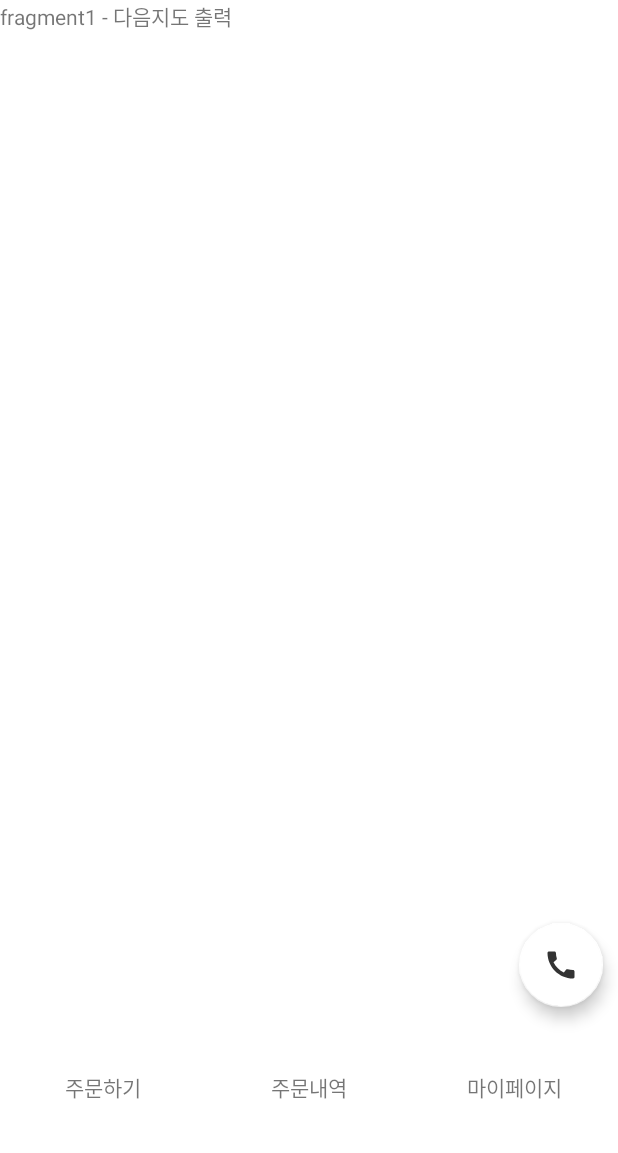
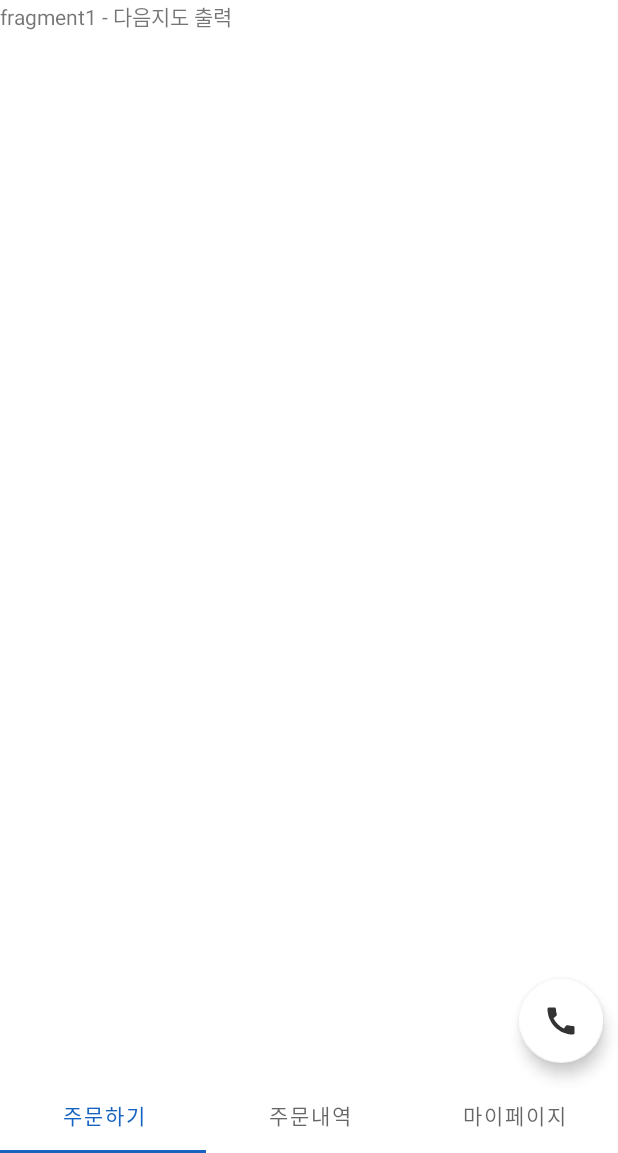
Before and after one commit to hyeyoon98/Market, an Android app: the screen it shows after launch (MainActivity), on a phone screen of 412 x 824 dp, the part 83-1236 px from its top. Run offline under Robolectric (Android 15) with nearby library versions, the phone set to English and light mode, and no system bars.

Commit message:
화면슬라이드 추가

```diff
--- a/app/build.gradle
+++ b/app/build.gradle
@@ -35,7 +35,6 @@ android {
 
 dependencies {
 
-
     implementation 'com.squareup.retrofit2:converter-gson:2.6.2'
     implementation 'com.squareup.retrofit2:retrofit:2.6.2'
     implementation 'com.google.code.gson:gson:2.8.5'
--- a/app/src/main/AndroidManifest.xml
+++ b/app/src/main/AndroidManifest.xml
@@ -19,6 +19,9 @@
                 <category android:name="android.intent.category.LAUNCHER" />
             </intent-filter>
         </activity>
+        <activity android:name=".OrderActivity"/>
+        <activity android:name=".MyPageActivity"/>
+        <activity android:name=".OrderHistoryActivity"/>
     </application>
 
 </manifest>
--- a/app/src/main/java/com/example/market/MainActivity.java
+++ b/app/src/main/java/com/example/market/MainActivity.java
@@ -5,47 +5,161 @@ import androidx.annotation.Nullable;
 import androidx.appcompat.app.AlertDialog;
 import androidx.appcompat.app.AppCompatActivity;
 import androidx.core.app.ActivityCompat;
-import androidx.core.content.ContextCompat;
-import androidx.databinding.DataBindingUtil;
-import androidx.fragment.app.FragmentActivity;
-import androidx.fragment.app.FragmentManager;
 import androidx.fragment.app.FragmentTransaction;
+import androidx.viewpager.widget.ViewPager;
 
 import android.Manifest;
-import android.app.Activity;
-import android.content.Context;
+import android.annotation.TargetApi;
 import android.content.DialogInterface;
 import android.content.Intent;
 import android.content.pm.PackageManager;
 import android.net.Uri;
+import android.os.Build;
 import android.os.Bundle;
 import android.provider.Settings;
-import android.view.LayoutInflater;
 import android.view.View;
-import android.view.ViewGroup;
-import android.widget.Button;
 import android.widget.LinearLayout;
-import android.widget.Toast;
 
+import com.example.market.fragment.FragmentAdapter;
 import com.example.market.fragment.MyPageFragment;
 import com.example.market.fragment.OrderFragment;
 import com.example.market.fragment.OrderHistoryFragment;
 import com.google.android.material.floatingactionbutton.FloatingActionButton;
+import com.google.android.material.tabs.TabLayout;
+
+import java.util.ArrayList;
+
+import static com.example.market.fragment.FragmentAdapter.PAGE_POSITION;
 
 public class MainActivity extends AppCompatActivity {
 
     private final int MY_PERMISSIONS_REQUEST_CALL_PHONE = 1000;
     FloatingActionButton fab;
-    MainActivity activity;
+    private TabLayout tabLayout;
+    private ArrayList <String> tabNames = new ArrayList<>();
+
 
     @Override
     protected void onCreate(Bundle savedInstanceState) {
         super.onCreate(savedInstanceState);
         setContentView(R.layout.activity_main);
 
-        //int permissionCheck = ContextCompat.checkSelfPermission(this, Manifest.permission.CALL_PHONE);
+        loadTabName();
+        setTabLayout();
+        setViewPager();
+        setCallButton();
 
         //플로팅 버튼 (권한 설정)
+
+
+/*        //fragment 설정
+        FragmentTransaction fragmentTransaction = getSupportFragmentManager().beginTransaction();
+        fragmentTransaction.add(R.id.frame, OrderFragment.newInstance()).commit();
+
+        //하단바 버튼
+        LinearLayout btn_order = (LinearLayout) findViewById(R.id.order);
+        LinearLayout btn_orderHistory = (LinearLayout)findViewById(R.id.orderHistory);
+        LinearLayout btn_myPage = (LinearLayout)findViewById(R.id.myPage);
+
+        btn_order.setOnClickListener(new View.OnClickListener() {
+            @Override
+            public void onClick(View v) {
+                FragmentTransaction transaction = getSupportFragmentManager().beginTransaction();
+                OrderFragment orderFragment = new OrderFragment();
+                transaction.replace(R.id.frame, orderFragment);
+                transaction.commit();
+                Intent intentOrder = new Intent(MainActivity.this, OrderActivity.class);
+                startActivity(intentOrder);
+            }
+        });
+
+        btn_orderHistory.setOnClickListener(new View.OnClickListener() {
+            @Override
+            public void onClick(View v) {
+                FragmentTransaction transaction = getSupportFragmentManager().beginTransaction();
+                OrderHistoryFragment orderHistoryFragment = new OrderHistoryFragment();
+                transaction.replace(R.id.frame, orderHistoryFragment);
+                transaction.commit();
+
+            }
+        });
+
+        btn_myPage.setOnClickListener(new View.OnClickListener() {
+            @Override
+            public void onClick(View v) {
+                FragmentTransaction transaction = getSupportFragmentManager().beginTransaction();
+                MyPageFragment myPageFragment = new MyPageFragment();
+                transaction.replace(R.id.frame, myPageFragment);
+                transaction.commit();
+            }
+        });
+*/
+    }
+
+    public void onRequestPermissionsResult(int requestCode, String permission[], int[] grantResults){
+        switch (requestCode){
+            case MY_PERMISSIONS_REQUEST_CALL_PHONE:
+                if (grantResults.length >0 && grantResults[0] == PackageManager.PERMISSION_GRANTED){
+
+                } else {
+                    AlertDialog.Builder alertDialog = new AlertDialog.Builder(this);
+                    alertDialog.setTitle("앱 권한");
+                    alertDialog.setMessage("해당 앱의 원활할 기능을 이용하시려면 애플리케이션 정보 > 권한에서 모든 권한을 허용해 주십시오.");
+                    alertDialog.setPositiveButton("권한설정", new DialogInterface.OnClickListener() {
+                        @Override
+                        public void onClick(DialogInterface dialog, int which) {
+                            Intent intent2 = new Intent(Settings.ACTION_APPLICATION_DETAILS_SETTINGS).setData(Uri.parse("package:"+getApplicationContext().getPackageName()));
+                            startActivity(intent2);
+                            dialog.cancel();
+                        }
+                    });
+                    alertDialog.setNegativeButton("취소", new DialogInterface.OnClickListener() {
+                        @Override
+                        public void onClick(DialogInterface dialog, int which) {
+                            dialog.cancel();
+                        }
+                    });
+                    alertDialog.show();
+                }
+                return;
+       }
+    }
+
+    @TargetApi(Build.VERSION_CODES.N)
+    private void setTabLayout(){
+        tabLayout = findViewById(R.id.tab);
+        tabNames.stream().forEach(name ->tabLayout.addTab(tabLayout.newTab().setText(name)));
+    }
+
+    private void loadTabName(){
+        tabNames.add("주문하기");
+        tabNames.add("주문내역");
+        tabNames.add("마이페이지");
+    }
+
+    private void setViewPager() {
+        FragmentAdapter adapter = new FragmentAdapter(getSupportFragmentManager(), PAGE_POSITION);
+        ViewPager viewPager = findViewById(R.id.viewPager);
+        viewPager.setAdapter(adapter);
+        viewPager.addOnPageChangeListener(new TabLayout.TabLayoutOnPageChangeListener(tabLayout));
+        tabLayout.addOnTabSelectedListener(new TabLayout.OnTabSelectedListener() {
+            @Override
+            public void onTabSelected(TabLayout.Tab tab) {
+                viewPager.setCurrentItem(tab.getPosition());
+            }
+            @Override
+            public void onTabUnselected(TabLayout.Tab tab) {
+
+            }
+
+            @Override
+            public void onTabReselected(TabLayout.Tab tab) {
+
+            }
+        });
+    }
+
+    private void setCallButton() {
         fab = findViewById(R.id.floatingActionButton);
         fab.setOnClickListener(new View.OnClickListener() {
             @Override
@@ -87,74 +201,6 @@ public class MainActivity extends AppCompatActivity {
 
             }
         });
-
-        //fragment 설정
-        FragmentTransaction fragmentTransaction = getSupportFragmentManager().beginTransaction();
-        fragmentTransaction.add(R.id.frame, OrderFragment.newInstance()).commit();
-
-        //하단바 버튼
-        LinearLayout btn_order = (LinearLayout) findViewById(R.id.order);
-        LinearLayout btn_orderHistory = (LinearLayout)findViewById(R.id.orderHistory);
-        LinearLayout btn_myPage = (LinearLayout)findViewById(R.id.myPage);
-
-        btn_order.setOnClickListener(new View.OnClickListener() {
-            @Override
-            public void onClick(View v) {
-                FragmentTransaction transaction = getSupportFragmentManager().beginTransaction();
-                OrderFragment orderFragment = new OrderFragment();
-                transaction.replace(R.id.frame, orderFragment);
-                transaction.commit();
-            }
-        });
-        btn_orderHistory.setOnClickListener(new View.OnClickListener() {
-            @Override
-            public void onClick(View v) {
-                FragmentTransaction transaction = getSupportFragmentManager().beginTransaction();
-                OrderHistoryFragment orderHistoryFragment = new OrderHistoryFragment();
-                transaction.replace(R.id.frame, orderHistoryFragment);
-                transaction.commit();
-            }
-        });
-
-        btn_myPage.setOnClickListener(new View.OnClickListener() {
-            @Override
-            public void onClick(View v) {
-                FragmentTransaction transaction = getSupportFragmentManager().beginTransaction();
-                MyPageFragment myPageFragment = new MyPageFragment();
-                transaction.replace(R.id.frame, myPageFragment);
-                transaction.commit();
-            }
-        });
-
-    }
-
-    public void onRequestPermissionsResult(int requestCode, String permission[], int[] grantResults){
-        switch (requestCode){
-            case MY_PERMISSIONS_REQUEST_CALL_PHONE:
-                if (grantResults.length >0 && grantResults[0] == PackageManager.PERMISSION_GRANTED){
-
-                } else {
-                    AlertDialog.Builder alertDialog = new AlertDialog.Builder(this);
-                    alertDialog.setTitle("앱 권한");
-                    alertDialog.setMessage("해당 앱의 원활할 기능을 이용하시려면 애플리케이션 정보 > 권한에서 모든 권한을 허용해 주십시오.");
-                    alertDialog.setPositiveButton("권한설정", new DialogInterface.OnClickListener() {
-                        @Override
-                        public void onClick(DialogInterface dialog, int which) {
-                            Intent intent2 = new Intent(Settings.ACTION_APPLICATION_DETAILS_SETTINGS).setData(Uri.parse("package:"+getApplicationContext().getPackageName()));
-                            startActivity(intent2);
-                            dialog.cancel();
-                        }
-                    });
-                    alertDialog.setNegativeButton("취소", new DialogInterface.OnClickListener() {
-                        @Override
-                        public void onClick(DialogInterface dialog, int which) {
-                            dialog.cancel();
-                        }
-                    });
-                    alertDialog.show();
-                }
-                return;
-       }
     }
 
 
--- /dev/null
+++ b/app/src/main/java/com/example/market/fragment/FragmentAdapter.java
@@ -0,0 +1,38 @@
+package com.example.market.fragment;
+
+import androidx.annotation.NonNull;
+import androidx.fragment.app.Fragment;
+import androidx.fragment.app.FragmentManager;
+import androidx.fragment.app.FragmentPagerAdapter;
+
+import com.example.market.OrderHistoryActivity;
+
+public class FragmentAdapter extends FragmentPagerAdapter {
+
+    public static int PAGE_POSITION = 3;
+
+    public FragmentAdapter(@NonNull FragmentManager fm, int behavior) {
+        super(fm, behavior);
+    }
+
+    @NonNull
+    @Override
+    public Fragment getItem(int position) {
+        switch (position){
+            case 0:
+                return OrderFragment.newInstance();
+            case 1:
+                return OrderHistoryFragment.newInstance();
+            case 2:
+                return MyPageFragment.newInstance();
+            default:
+
+                return null;
+        }
+    }
+
+    @Override
+    public int getCount() {
+        return 3;
+    }
+}
--- a/app/src/main/java/com/example/market/fragment/MyPageFragment.java
+++ b/app/src/main/java/com/example/market/fragment/MyPageFragment.java
@@ -19,7 +19,12 @@ import com.example.market.R;
 
 public class MyPageFragment extends Fragment  {
 
+    public MyPageFragment(){}
 
+    public static MyPageFragment newInstance() {
+        MyPageFragment myPageFragment = new MyPageFragment();
+        return myPageFragment;
+    }
 
     @Override
     public void onCreate(@Nullable Bundle savedInstanceState) {
--- a/app/src/main/java/com/example/market/fragment/OrderFragment.java
+++ b/app/src/main/java/com/example/market/fragment/OrderFragment.java
@@ -15,13 +15,12 @@ import com.example.market.R;
 
 public class OrderFragment extends Fragment {
 
+    public OrderFragment(){}
+
     public static OrderFragment newInstance() {
-        return new OrderFragment();
+        OrderFragment orderFragment = new OrderFragment();
+        return orderFragment;
     }
-
-    OrderFragment fragment;
-    OrderHistoryFragment orderHistoryFragment;
-
 
     @Override
     public void onCreate(@Nullable Bundle savedInstanceState) {
--- a/app/src/main/java/com/example/market/fragment/OrderHistoryFragment.java
+++ b/app/src/main/java/com/example/market/fragment/OrderHistoryFragment.java
@@ -13,7 +13,13 @@ import androidx.annotation.Nullable;
 import com.example.market.R;
 
 public class OrderHistoryFragment extends Fragment  {
-    OrderFragment fragment;
+
+    public OrderHistoryFragment(){}
+
+    public static OrderHistoryFragment newInstance() {
+        OrderHistoryFragment orderHistoryFragment = new OrderHistoryFragment();
+        return orderHistoryFragment;
+    }
 
     @Override
     public void onCreate(@Nullable Bundle savedInstanceState) {
--- a/app/src/main/res/layout/activity_main.xml
+++ b/app/src/main/res/layout/activity_main.xml
@@ -1,4 +1,37 @@
 <?xml version="1.0" encoding="utf-8"?>
+<RelativeLayout xmlns:android="http://schemas.android.com/apk/res/android"
+    xmlns:app="http://schemas.android.com/apk/res-auto"
+    android:orientation="vertical"
+    android:layout_width="match_parent"
+    android:layout_height="wrap_content">
+
+    <androidx.viewpager.widget.ViewPager
+        android:id="@+id/viewPager"
+        android:layout_width="match_parent"
+        android:layout_height="wrap_content"
+        android:layout_above="@+id/tab"/>
+
+    <com.google.android.material.floatingactionbutton.FloatingActionButton
+        android:id="@+id/floatingActionButton"
+        android:layout_width="wrap_content"
+        android:layout_height="wrap_content"
+        android:layout_above="@+id/tab"
+        android:layout_alignParentRight="true"
+        android:layout_marginRight="10dp"
+        android:layout_marginBottom="10dp"
+        android:backgroundTint="#ffffff"
+        android:src="@drawable/ic_calling"
+        app:backgroundTint="#FFFFFF"
+        app:rippleColor="#CCBDBD" />
+
+    <com.google.android.material.tabs.TabLayout
+        android:id="@+id/tab"
+        android:layout_width="match_parent"
+        android:layout_alignParentBottom="true"
+        android:layout_height="50dp"/>
+
+</RelativeLayout>
+<!--
 <LinearLayout xmlns:android="http://schemas.android.com/apk/res/android"
     xmlns:app="http://schemas.android.com/apk/res-auto"
     xmlns:tools="http://schemas.android.com/tools"
@@ -82,3 +115,4 @@
     </LinearLayout>
 
 </LinearLayout>
+-->
--- /dev/null
+++ b/app/src/main/res/layout/activity_order.xml
@@ -0,0 +1,6 @@
+<?xml version="1.0" encoding="utf-8"?>
+<androidx.constraintlayout.widget.ConstraintLayout
+    xmlns:android="http://schemas.android.com/apk/res/android" android:layout_width="match_parent"
+    android:layout_height="match_parent">
+
+</androidx.constraintlayout.widget.ConstraintLayout>
--- /dev/null
+++ b/app/src/main/res/layout/activity_orderhistory.xml
@@ -0,0 +1,6 @@
+<?xml version="1.0" encoding="utf-8"?>
+<androidx.constraintlayout.widget.ConstraintLayout
+    xmlns:android="http://schemas.android.com/apk/res/android" android:layout_width="match_parent"
+    android:layout_height="match_parent">
+
+</androidx.constraintlayout.widget.ConstraintLayout>
```
Also changed, not shown: app/src/main/java/com/example/market/MyPageActivity.java (added, +15 -0 lines), app/src/main/java/com/example/market/OrderActivity.java (added, +15 -0 lines), app/src/main/java/com/example/market/OrderHistoryActivity.java (added, +14 -0 lines), app/src/main/res/layout/activity_mypage.xml (added, +11 -0 lines).
